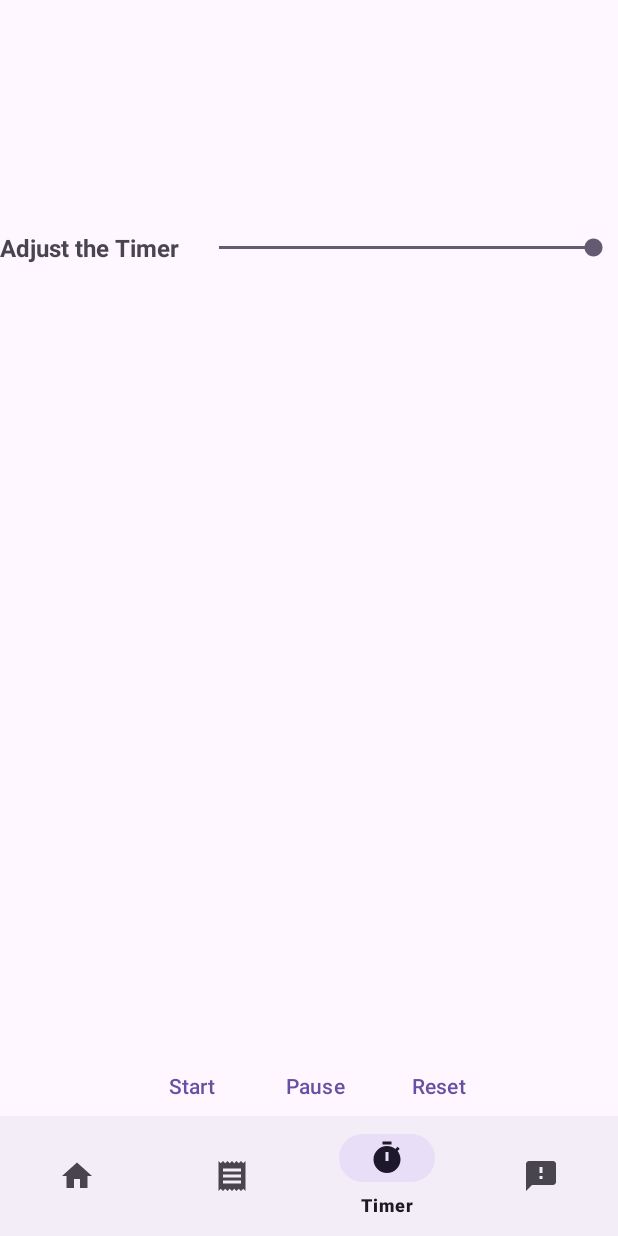
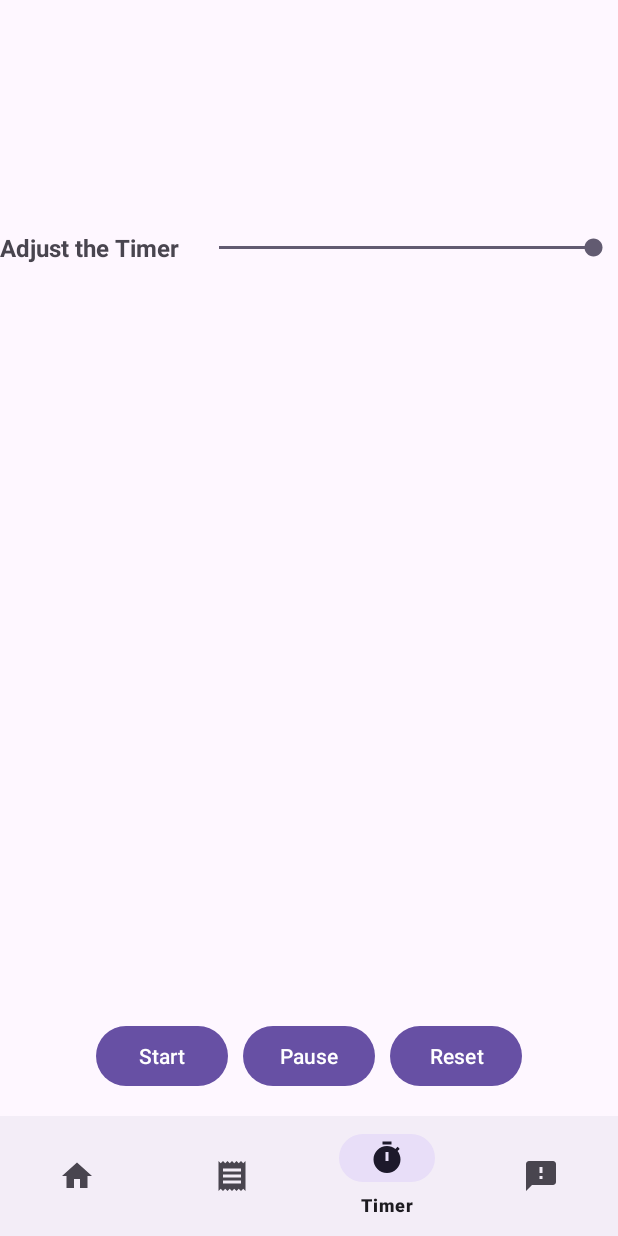
Before and after one commit to ZiyangWangGit/JAVA_ANDROID_MOBILE, an Android app: the screen it shows after launch (MainActivity), item 3 of the bottom bar chosen, on a phone screen of 412 x 824 dp. Run offline under Robolectric (Android 15) with nearby library versions, the phone set to English and light mode, and no system bars.

Commit message:
update all

```diff
--- a/A2_ziyang_wang/app/src/main/res/layout/fragment_timer.xml
+++ b/A2_ziyang_wang/app/src/main/res/layout/fragment_timer.xml
@@ -56,33 +56,32 @@
     </LinearLayout>
 
     <LinearLayout
-        style="?android:attr/buttonBarStyle"
         android:layout_width="match_parent"
         android:layout_height="wrap_content"
         android:gravity="center"
-        android:paddingTop="700dp">
+        android:paddingTop="680dp">
 
         <Button
             android:id="@+id/startButton"
-            style="?android:attr/buttonBarButtonStyle"
             android:layout_width="wrap_content"
             android:layout_height="wrap_content"
             android:layout_marginEnd="10dp"
-            android:text="@string/start" />
+            android:text="@string/start"
+            tools:ignore="ButtonStyle" />
 
         <Button
             android:id="@+id/pauseButton"
-            style="?android:attr/buttonBarButtonStyle"
             android:layout_width="wrap_content"
             android:layout_height="wrap_content"
             android:layout_marginEnd="10dp"
-            android:text="@string/pause" />
+            android:text="@string/pause"
+            tools:ignore="ButtonStyle" />
 
         <Button
             android:id="@+id/resetButton"
-            style="?android:attr/buttonBarButtonStyle"
             android:layout_width="wrap_content"
             android:layout_height="wrap_content"
-            android:text="@string/reset" />
+            android:text="@string/reset"
+            tools:ignore="ButtonStyle" />
     </LinearLayout>
 </FrameLayout>
```
